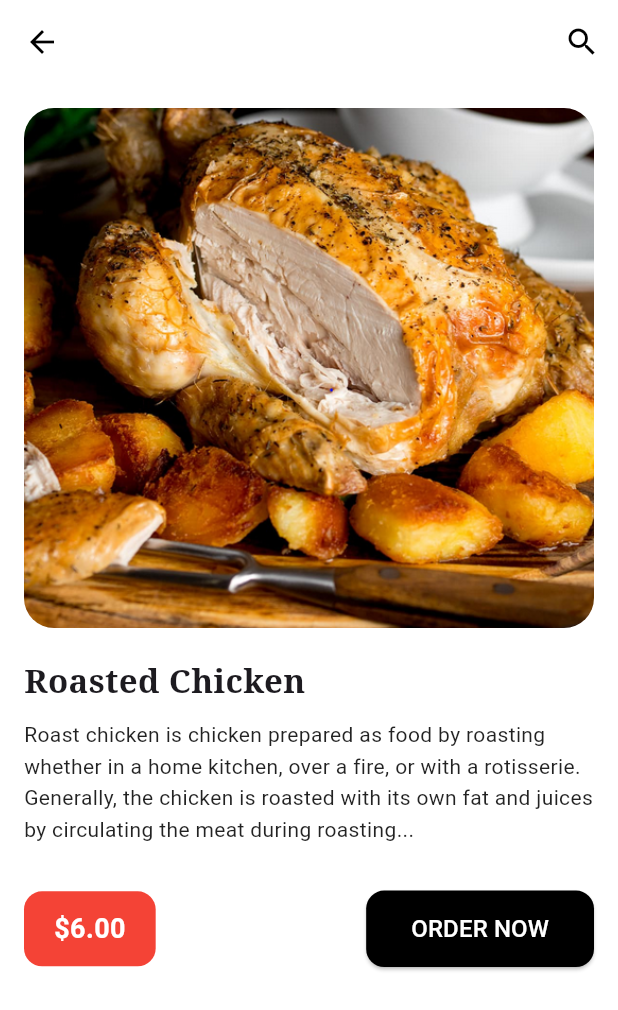
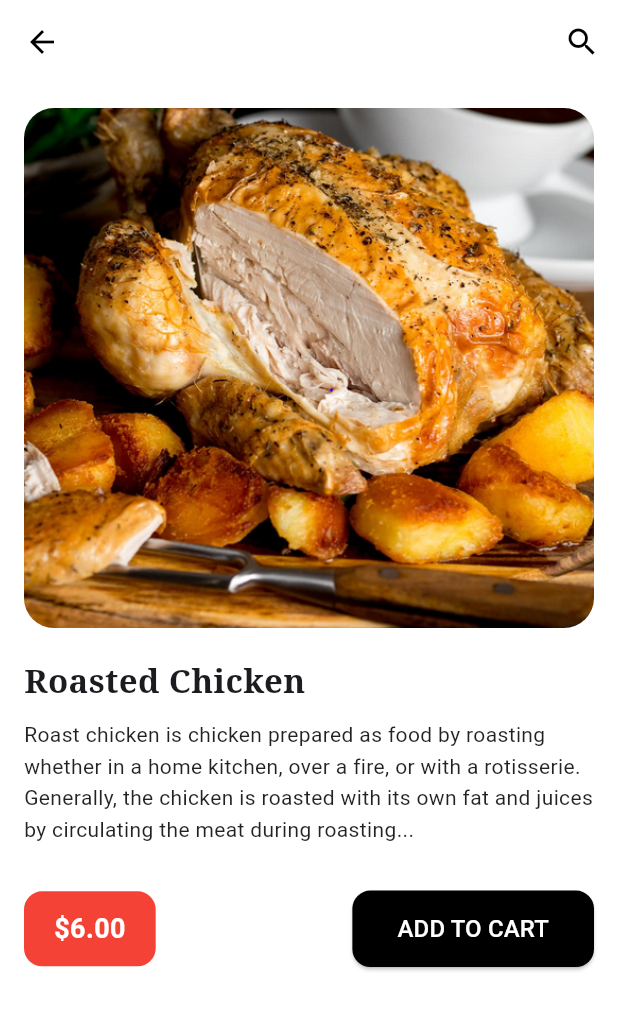
Before and after one commit to neemajd20/foodgo_app, a Flutter app: the screen it shows after launch, after a tap on "Order a Meal", after a tap on "Roasted Chicken", on a phone screen of 412 x 824 dp. Shown: the top 1010 px of the screen. Run offline on Flutter 3.47's test engine with Material 3 defaults, Android fonts, the light colour scheme and no system bars; Roboto replaces fonts that are missing (Serif).

Commit message:
modify:pages/onboarding.dart,pages/homescreen,lib/main.dart,foodcard,fooddetails,fooditems and add:providers

```diff
--- a/lib/main.dart
+++ b/lib/main.dart
@@ -1,6 +1,9 @@
 import 'package:flutter/material.dart';
+import 'package:provider/provider.dart';
+
 import 'pages/onboarding.dart';
 import 'pages/home_screen.dart';
+import 'providers/cart_provider.dart';
 
 void main() {
   runApp(const MyApp());
@@ -11,7 +14,9 @@
 
   @override
   Widget build(BuildContext context) {
-    return MaterialApp(
+    return ChangeNotifierProvider(
+      create: (_) => CartProvider(), // <-- Cart logic available globally
+      child: MaterialApp(
         title: 'FoodGo',
         debugShowCheckedModeBanner: false,
         theme: ThemeData(
@@ -21,7 +26,9 @@
         home: const Onboarding(),
         routes: {
           '/home': (context) =>  HomeScreen(),
+          // Add more routes here, e.g., '/cart': (context) => CartScreen(),
         },
+      ),
     );
   }
 }
--- a/lib/models/food_item.dart
+++ b/lib/models/food_item.dart
@@ -1,10 +1,12 @@
 class FoodItem {
+  final String id;
   final String title;
   final String imagePath;
   final String description;
   final double price;
 
   FoodItem({
+    required this.id,
     required this.title,
     required this.imagePath,
     required this.description,
--- a/lib/pages/food_details.dart
+++ b/lib/pages/food_details.dart
@@ -1,5 +1,7 @@
 import 'package:flutter/material.dart';
+import 'package:provider/provider.dart';
 import '/models/food_item.dart';
+import '/providers/cart_provider.dart';
 
 class FoodDetailsPage extends StatelessWidget {
   final FoodItem food;
@@ -10,7 +12,7 @@ class FoodDetailsPage extends StatelessWidget {
   Widget build(BuildContext context) {
     return Scaffold(
       appBar: AppBar(
-        leading: BackButton(color: Colors.black),
+        leading: const BackButton(color: Colors.black),
         backgroundColor: Colors.white,
         elevation: 0,
         actions: const [
@@ -53,8 +55,8 @@ class FoodDetailsPage extends StatelessWidget {
               mainAxisAlignment: MainAxisAlignment.spaceBetween,
               children: [
                 Container(
-                  padding:
-                  const EdgeInsets.symmetric(vertical: 12, horizontal: 20),
+                  padding: const EdgeInsets.symmetric(
+                      vertical: 12, horizontal: 20),
                   decoration: BoxDecoration(
                     color: Colors.red,
                     borderRadius: BorderRadius.circular(12),
@@ -77,11 +79,23 @@ class FoodDetailsPage extends StatelessWidget {
                         borderRadius: BorderRadius.circular(12)),
                   ),
                   onPressed: () {
-                    // Order action
+                    Provider.of<CartProvider>(context, listen: false).addToCart(
+                      id: food.id,
+                      title: food.title,
+                      imagePath: food.imagePath,
+                      price: food.price,
+                    );
+
+                    ScaffoldMessenger.of(context).showSnackBar(
+                      SnackBar(
+                        content: Text('${food.title} added to cart!'),
+                        duration:const Duration(seconds: 2),
+                      ),
+                    );
                   },
                   child: const Text(
-                    "ORDER NOW",
-                    style: TextStyle(color: Colors.white, fontSize: 16),
+                    "ADD TO CART",
+                    style:  TextStyle(color: Colors.white, fontSize: 16),
                   ),
                 ),
               ],
--- a/lib/pages/home_screen.dart
+++ b/lib/pages/home_screen.dart
@@ -9,6 +9,7 @@ class HomeScreen extends StatelessWidget {
 HomeScreen({super.key});
   final List<FoodItem> foodItems = [
     FoodItem(
+      id: "Food1",
       title: "Roasted Chicken",
       imagePath: "assets/images/roasted chicken.PNG",
       price: 6.0,
@@ -16,6 +17,7 @@ HomeScreen({super.key});
       "Roast chicken is chicken prepared as food by roasting whether in a home kitchen, over a fire, or with a rotisserie. Generally, the chicken is roasted with its own fat and juices by circulating the meat during roasting...",
     ),
     FoodItem(
+      id: "Food2",
       title: "Fried Chicken",
       imagePath: "assets/images/fried-chicken.jpg",
       price: 4.0,
@@ -23,6 +25,7 @@ HomeScreen({super.key});
       "Fried chicken is a dish consisting of chicken pieces that have been coated in a seasoned batter or breading and then deep-fried, pan-fried, or pressure-fried until the outer layer is crispy and golden brown. The inside remains juicy and tender.",
     ),
     FoodItem(
+      id: "Food3",
       title: "Hamburger",
       imagePath: "assets/images/hamburger.jpg",
       price: 2.8,
@@ -30,6 +33,7 @@ HomeScreen({super.key});
       "A hamburger, or simply a burger, is a dish consisting of fillings—usually a patty of ground meat, typically beef—placed inside a sliced bun or bread roll. The patties are often served with cheese, lettuce, tomato, onion, pickles, bacon, or condiments like ketchup, mustard, or mayo. A hamburger patty topped with cheese is called a cheeseburger.",
     ),
     FoodItem(
+      id: "Food4",
       title: "Cheeseburger",
       imagePath: "assets/images/cheeseburger.PNG",
       price: 3.5,
@@ -51,10 +55,10 @@ HomeScreen({super.key});
               child: Column(
                 crossAxisAlignment: CrossAxisAlignment.start,
                 children: [
-                  Row(
+                 const Row(
                     mainAxisAlignment: MainAxisAlignment.spaceBetween,
                     children: [
-                      const Text(
+                       Text(
                         "foodgo",
                         style: TextStyle(
                           fontFamily: "Lobster",
@@ -62,7 +66,7 @@ HomeScreen({super.key});
                           fontWeight: FontWeight.bold,
                         ),
                       ),
-                      const CircleAvatar(
+                       CircleAvatar(
                         radius: 25,
                         backgroundImage: AssetImage("assets/images/profile.jpg"),
                       ),
@@ -120,11 +124,11 @@ HomeScreen({super.key});
                   const SizedBox(height: 20),
 
                   // Categories
-                  Row(
+                 const Row(
                     mainAxisAlignment: MainAxisAlignment.spaceBetween,
-                    children: const [
-                      CategoryChip("All", isSelected: true),
-                      CategoryChip("Combos"),
+                    children:  [
+                     CategoryChip("All", isSelected: true),
+                     CategoryChip("Combos"),
                       CategoryChip("Sliders"),
                       CategoryChip("Classic"),
                     ],
--- a/lib/pages/onboarding.dart
+++ b/lib/pages/onboarding.dart
@@ -6,15 +6,14 @@ class Onboarding extends StatelessWidget {
 
   @override
   Widget build(BuildContext context) {
-    return Scaffold(
+    return const Scaffold(
       backgroundColor: Colors.red,
       body: SafeArea(
         child: Column(
           mainAxisAlignment: MainAxisAlignment.spaceBetween,
           children: [
-
             Padding(
-              padding: const EdgeInsets.only(top: 80.0),
+              padding: EdgeInsets.only(top: 80.0),
               child: Center(
                 child: Text(
                   'FoodGo',
@@ -27,9 +26,27 @@ class Onboarding extends StatelessWidget {
                 ),
               ),
             ),
+            _OrderButton(),
+            Padding(
+              padding: EdgeInsets.only(bottom: 30.0),
+              child: Image(
+                image: AssetImage('assets/images/cheese.png'),
+                width: 250,
+              ),
+            ),
+          ],
+        ),
+      ),
+    );
+  }
+}
 
+class _OrderButton extends StatelessWidget {
+  const _OrderButton();
 
-            ElevatedButton(
+  @override
+  Widget build(BuildContext context) {
+    return ElevatedButton(
       onPressed: () {
         Navigator.pushReplacementNamed(context, '/home');
         log('Order a Meal button pressed');
@@ -49,19 +66,6 @@ class Onboarding extends StatelessWidget {
           fontWeight: FontWeight.bold,
         ),
       ),
-            ),
-
-
-            Padding(
-              padding: const EdgeInsets.only(bottom: 30.0),
-              child: Image.asset(
-                'assets/images/cheese.png',
-                width: 250,
-              ),
-            ),
-          ],
-        ),
-      ),
     );
   }
 }
--- /dev/null
+++ b/lib/providers/cart_provider.dart
@@ -0,0 +1,44 @@
+import 'package:flutter/material.dart';
+
+class CartItem {
+  final String id;
+  final String title;
+  final String imagePath;
+  final double price;
+  int quantity;
+
+  CartItem({
+    required this.id,
+    required this.title,
+    required this.imagePath,
+    required this.price,
+    this.quantity = 1,
+  });
+}
+
+class CartProvider with ChangeNotifier {
+  final Map<String, CartItem> _items = {};
+
+  Map<String, CartItem> get items => _items;
+
+  void addToCart({
+    required String id,
+    required String title,
+    required String imagePath,
+    required double price,
+  }) {
+    if (_items.containsKey(id)) {
+      _items[id]!.quantity += 1;
+    } else {
+      _items[id] = CartItem(
+        id: id,
+        title: title,
+        imagePath: imagePath,
+        price: price,
+      );
+    }
+    notifyListeners();
+  }
+
+  int get itemCount => _items.length;
+}
--- a/lib/widgets/food_card.dart
+++ b/lib/widgets/food_card.dart
@@ -12,7 +12,7 @@ class FoodCard extends StatelessWidget {
       decoration: BoxDecoration(
         color: Colors.white,
         borderRadius: BorderRadius.circular(15),
-        boxShadow: [BoxShadow(color: Colors.black12, blurRadius: 6)],
+        boxShadow:const [ BoxShadow(color: Colors.black12, blurRadius: 6)],
       ),
       padding: const EdgeInsets.all(10),
       child: Column(
```
Also changed, not shown: pubspec.yaml (+8 -64 lines), pubspec.lock. Lines whose indentation alone changed are shown as unchanged.
